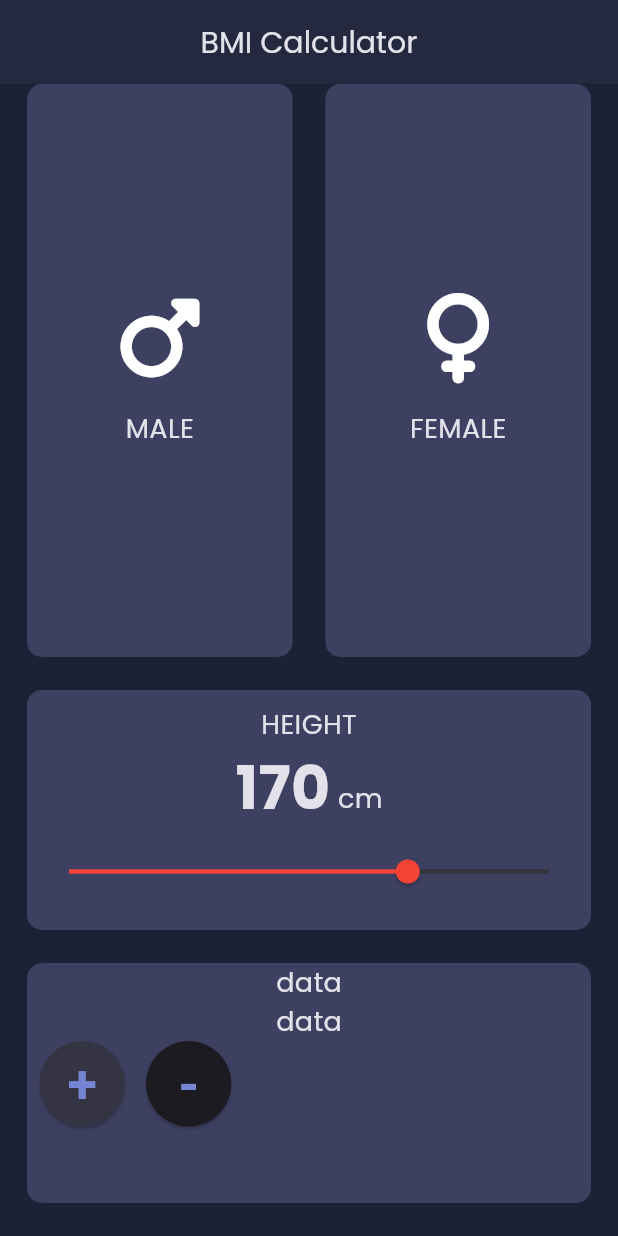
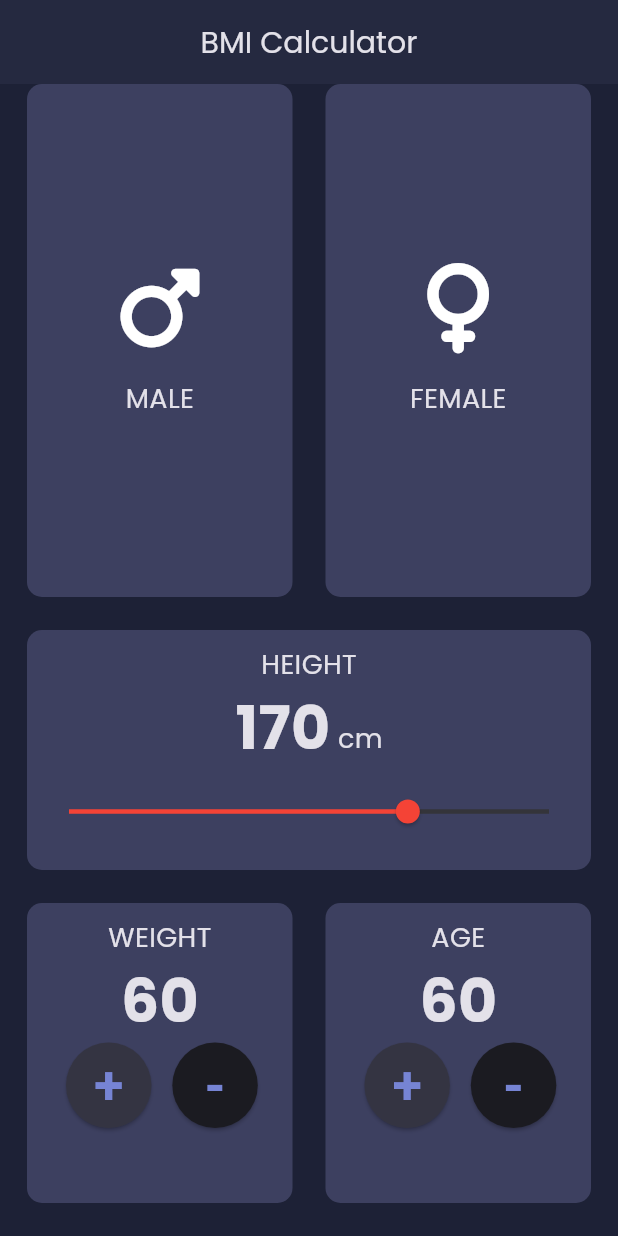
Before and after one commit to Posmonalieva/flutter_bmi_app, a Flutter app: the screen it shows after launch, on a phone screen of 412 x 824 dp. Run offline on Flutter 3.47's test engine with Material 2 defaults, Android fonts, the phone set to English and light mode, and no system bars; our stand-ins replace font_awesome_flutter, google_fonts.

Commit message:
bmi main page is done!

```diff
--- a/lib/main.dart
+++ b/lib/main.dart
@@ -145,17 +145,28 @@ class _MyHomePageState extends State<MyHomePage> {
                 ),
               ),
               const SizedBox(height: 22),
-              Container(
-                height: 160,
+              Row(
+                children: [
+                  Expanded(
+                    child: Container(
+                      height: 200,
                       decoration: BoxDecoration(
                         color: activeColor,
                         borderRadius: BorderRadius.circular(10),
                       ),
+                      padding: const EdgeInsets.symmetric(vertical: 10),
                       child: Column(
                         children: [
-                    const Text('data'),
-                    const Text('data'),
+                          Text('weight'.toUpperCase()),
+                          const Text(
+                            '60',
+                            style: TextStyle(
+                              fontSize: 40,
+                              fontWeight: FontWeight.bold,
+                            ),
+                          ),
                           Row(
+                            mainAxisAlignment: MainAxisAlignment.center,
                             children: [
                               ElevatedButton(
                                 onPressed: () {},
@@ -196,6 +207,72 @@ class _MyHomePageState extends State<MyHomePage> {
                           )
                         ],
                       ),
+                    ),
+                  ),
+                  const SizedBox(width: 22),
+                  Expanded(
+                    child: Container(
+                      height: 200,
+                      decoration: BoxDecoration(
+                        color: activeColor,
+                        borderRadius: BorderRadius.circular(10),
+                      ),
+                      padding: const EdgeInsets.symmetric(vertical: 10),
+                      child: Column(
+                        children: [
+                          Text('age'.toUpperCase()),
+                          const Text(
+                            '60',
+                            style: TextStyle(
+                              fontSize: 40,
+                              fontWeight: FontWeight.bold,
+                            ),
+                          ),
+                          Row(
+                            mainAxisAlignment: MainAxisAlignment.center,
+                            children: [
+                              ElevatedButton(
+                                onPressed: () {},
+                                // ignore: sort_child_properties_last
+                                child: const Padding(
+                                  padding: EdgeInsets.all(3),
+                                  child: Text(
+                                    '+',
+                                    style: TextStyle(
+                                      fontSize: 36,
+                                      fontWeight: FontWeight.bold,
+                                    ),
+                                  ),
+                                ),
+                                style: ElevatedButton.styleFrom(
+                                  backgroundColor: inActiveColor,
+                                  shape: const CircleBorder(),
+                                ),
+                              ),
+                              ElevatedButton(
+                                onPressed: () {},
+                                // ignore: sort_child_properties_last
+                                child: const Padding(
+                                  padding: EdgeInsets.all(3),
+                                  child: Text(
+                                    '-',
+                                    style: TextStyle(
+                                      fontSize: 36,
+                                      fontWeight: FontWeight.bold,
+                                    ),
+                                  ),
+                                ),
+                                style: ElevatedButton.styleFrom(
+                                  shape: const CircleBorder(),
+                                ),
+                              ),
+                            ],
+                          )
+                        ],
+                      ),
+                    ),
+                  ),
+                ],
               ),
               const SizedBox(height: 22),
             ],
```
Lines whose indentation alone changed are shown as unchanged.
